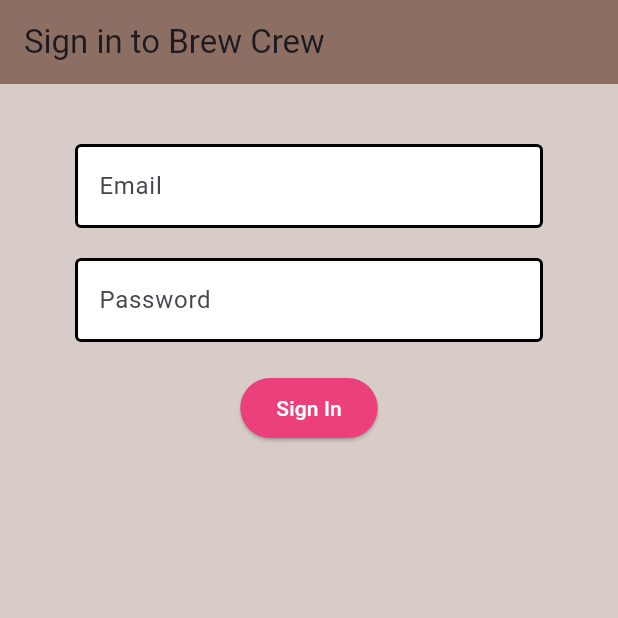
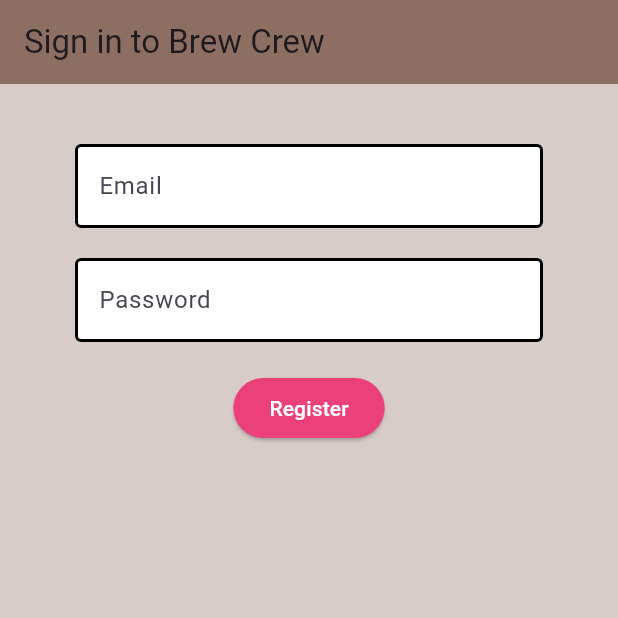
Before and after one commit to AhmedAyoub15/firebase, a Flutter app: the screen it shows after launch, on a phone screen of 412 x 824 dp, the top half of it. Run offline on Flutter 3.47's test engine with Material 3 defaults, Android fonts, the phone set to English and light mode, and no system bars; our stand-ins replace cloud_firestore, firebase_auth, firebase_core, flutter_spinkit; accounts and stored records are empty.

Commit message:
added the register page

```diff
--- a/lib/screens/authenticate/authenticate.dart
+++ b/lib/screens/authenticate/authenticate.dart
@@ -1,3 +1,4 @@
+import 'package:firebase/screens/authenticate/register.dart';
 import 'package:firebase/screens/authenticate/sign_in.dart';
 import 'package:flutter/material.dart';
 
@@ -9,6 +10,8 @@ class Authenticate extends StatefulWidget {
 class _AuthenticateState extends State<Authenticate> {
   @override
   Widget build(BuildContext context) {
-    return Container(child: SignIn());
+    return Container(child: Register()
+        // SignIn()
+        );
   }
 }
--- /dev/null
+++ b/lib/screens/authenticate/register.dart
@@ -0,0 +1,112 @@
+import 'package:firebase/services/auth.dart';
+import 'package:firebase/shared/constants.dart';
+import 'package:firebase/shared/loading.dart';
+import 'package:flutter/material.dart';
+
+class Register extends StatefulWidget {
+  @override
+  _RegisterState createState() => _RegisterState();
+}
+
+class _RegisterState extends State<Register> {
+  final AuthService _auth = AuthService();
+
+  final _formKey = GlobalKey<FormState>();
+  String error = '';
+
+// text field state
+  String email = '';
+  String password = '';
+  bool loading = false;
+
+  @override
+  Widget build(BuildContext context) {
+    return loading
+        ? Loading()
+        : Scaffold(
+            backgroundColor: Colors.brown[100],
+            appBar: AppBar(
+              backgroundColor: Colors.brown[400],
+              elevation: 0.0,
+              title: Text('Sign in to Brew Crew'),
+            ),
+            body: Container(
+              padding: EdgeInsets.symmetric(vertical: 20.0, horizontal: 50.0),
+              child: Form(
+                key: _formKey,
+                child: Column(
+                  children: <Widget>[
+                    SizedBox(height: 20.0),
+                    TextFormField(
+                      decoration:
+                          textInputDecoration.copyWith(hintText: 'Email'),
+                      //  InputDecoration(
+                      //     hintText: 'Email',
+                      //     fillColor: Colors.white,
+                      //     filled: true,
+                      //     enabledBorder: OutlineInputBorder(
+                      //         borderSide: BorderSide(
+                      //       color: Colors.black,
+                      //       width: 2.0,
+                      //     )),
+                      //     focusedBorder: OutlineInputBorder(
+                      //         borderSide: BorderSide(color: Colors.red, width: 2.0))),
+                      validator: (val) =>
+                          val!.isEmpty ? 'Enter an email' : null,
+                      onChanged: (val) {
+                        setState(() => email = val);
+                      },
+                    ),
+                    SizedBox(height: 20.0),
+                    TextFormField(
+                      decoration:
+                          textInputDecoration.copyWith(hintText: 'Password'),
+                      validator: (val) => val!.length < 6
+                          ? 'Enter a password 6+ chars long'
+                          : null,
+                      obscureText: true,
+                      onChanged: (val) {
+                        setState(() => password = val);
+                      },
+                    ),
+                    SizedBox(height: 20.0),
+                    ElevatedButton(
+                        // color: Colors.pink[400],
+                        style: ElevatedButton.styleFrom(
+                            backgroundColor: Colors.pink[400]),
+                        child: Text(
+                          'Register',
+                          style: TextStyle(color: Colors.white),
+                        ),
+                        onPressed: () async {
+                          if (_formKey.currentState!.validate()) {
+                            setState(() => loading = true);
+                            // print(email);
+                            // print(password);
+                            // register new account
+                            dynamic result = await _auth
+                                .registerWithEmailAndPassword(email, password);
+                            //sign in to an existing account
+                            // dynamic result = await _auth.signInWithEmailAndPassword(email, password);
+                            if (result == null) {
+                              setState(() {
+                                // error = 'Please supply a valid email';
+                                loading = false;
+                                error =
+                                    'could not Register with those credentials';
+                              });
+                            }
+                          }
+                        }),
+                    SizedBox(height: 12.0),
+                    Text(
+                      error,
+                      style: TextStyle(color: Colors.red, fontSize: 14.0),
+                    )
+                  ],
+                ),
+              ),
+            ),
+          );
+  }
+}
```
